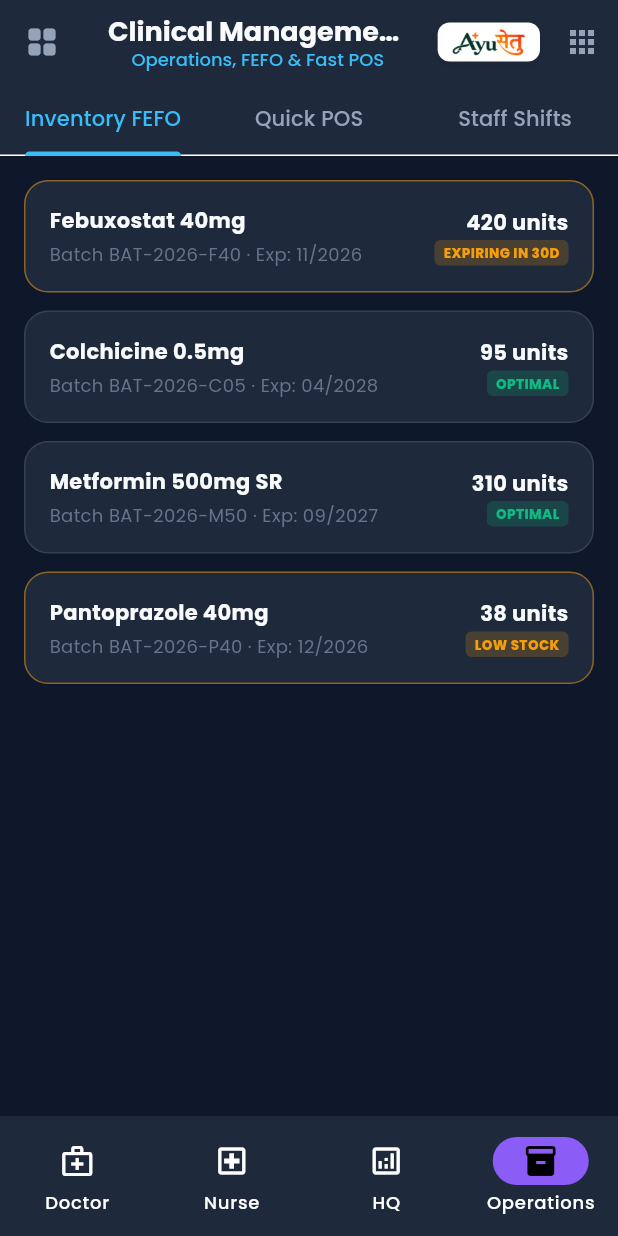
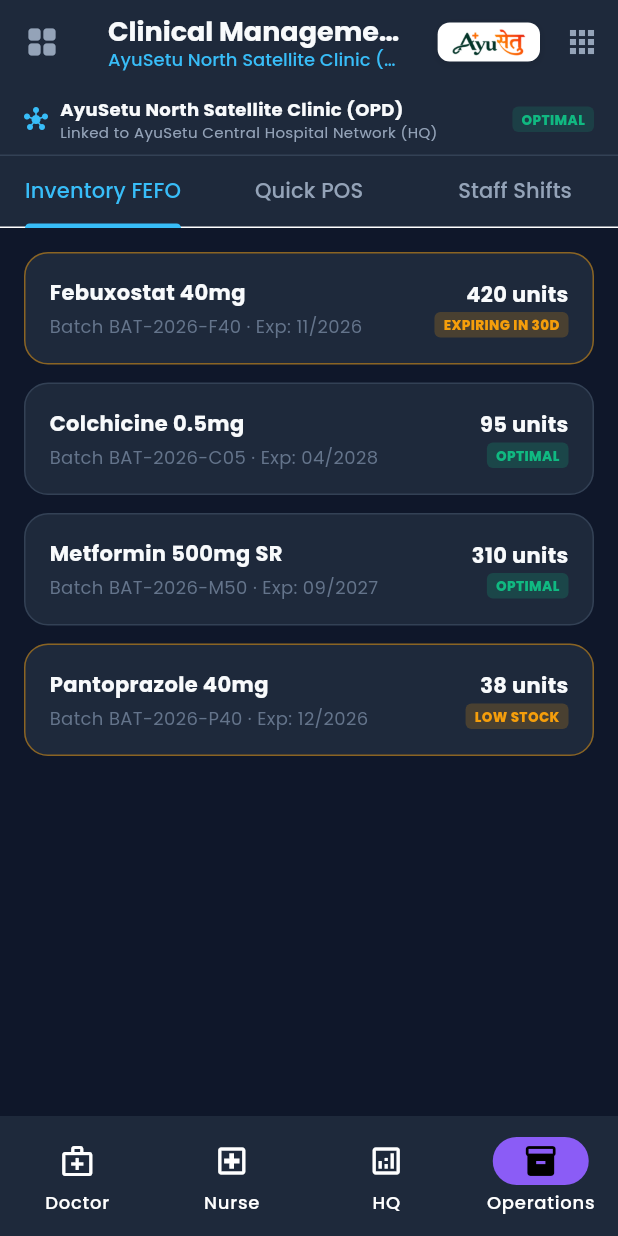
Before and after one commit to potlasrisharan/hackshift-sudarshan, a Flutter app: the ClinicalManagementScreen screen opened by its route, on a phone screen of 412 x 824 dp. Run offline on Flutter 3.47's test engine with Material 3 defaults, Android fonts, the phone set to English and light mode, and no system bars; our stand-ins replace flutter_local_notifications, flutter_riverpod, flutter_timezone, go_router, google_fonts, timezone.

Commit message:
feat(hq-clinic): establish bidirectional drill-down and telemetry connection between HQ and satellite clinics

```diff
--- a/frontend/app/lib/core/router/app_router.dart
+++ b/frontend/app/lib/core/router/app_router.dart
@@ -93,7 +93,15 @@ final appRouter = GoRouter(
     ),
     GoRoute(
       path: "/clinical",
-      builder: (context, state) => const ClinicalManagementScreen(),
+      builder: (context, state) {
+        final extra = state.extra as Map<String, dynamic>?;
+        return ClinicalManagementScreen(
+          clinicId: state.uri.queryParameters["id"] ?? extra?["id"] as String?,
+          clinicName: state.uri.queryParameters["name"] ?? extra?["name"] as String?,
+          occupancy: state.uri.queryParameters["occupancy"] ?? extra?["occupancy"] as String?,
+          status: state.uri.queryParameters["status"] ?? extra?["status"] as String?,
+        );
+      },
     ),
     // Wellness & Longevity Innovations
     GoRoute(
--- a/frontend/app/lib/features/clinical_mgmt/presentation/screens/clinical_management_screen.dart
+++ b/frontend/app/lib/features/clinical_mgmt/presentation/screens/clinical_management_screen.dart
@@ -4,7 +4,18 @@ import "../../../../core/constants/app_strings.dart";
 import "../../../../core/widgets/app_scaffold_shell.dart";
 
 class ClinicalManagementScreen extends StatefulWidget {
-  const ClinicalManagementScreen({super.key});
+  final String? clinicId;
+  final String? clinicName;
+  final String? occupancy;
+  final String? status;
+
+  const ClinicalManagementScreen({
+    super.key,
+    this.clinicId,
+    this.clinicName,
+    this.occupancy,
+    this.status,
+  });
 
   @override
   State<ClinicalManagementScreen> createState() => _ClinicalManagementScreenState();
@@ -41,11 +52,61 @@ class _ClinicalManagementScreenState extends State<ClinicalManagementScreen> wit
 
   @override
   Widget build(BuildContext context) {
+    final String activeClinicName = widget.clinicName ?? "AyuSetu North Satellite Clinic (OPD)";
+    final String activeStatus = widget.status ?? "OPTIMAL";
+    final bool isHighLoad = activeStatus == "HIGH LOAD";
+
     return AppScaffoldShell(
       title: AppStrings.clinicalManagement,
-      subtitle: "Operations, FEFO & Fast POS",
+      subtitle: activeClinicName,
       child: Column(
         children: [
+          Container(
+            padding: const EdgeInsets.symmetric(horizontal: 16, vertical: 8),
+            decoration: const BoxDecoration(
+              color: AppColors.surface,
+              border: Border(bottom: BorderSide(color: AppColors.surfaceElevated)),
+            ),
+            child: Row(
+              children: [
+                const Icon(Icons.hub_rounded, size: 16, color: AppColors.primaryLight),
+                const SizedBox(width: 8),
+                Expanded(
+                  child: Column(
+                    crossAxisAlignment: CrossAxisAlignment.start,
+                    children: [
+                      Text(
+                        activeClinicName,
+                        style: const TextStyle(fontSize: 12, fontWeight: FontWeight.w700, color: AppColors.textPrimary),
+                        overflow: TextOverflow.ellipsis,
+                      ),
+                      const Text(
+                        "Linked to AyuSetu Central Hospital Network (HQ)",
+                        style: TextStyle(fontSize: 10, color: AppColors.textSecondary),
+                        overflow: TextOverflow.ellipsis,
+                      ),
+                    ],
+                  ),
+                ),
+                const SizedBox(width: 8),
+                Container(
+                  padding: const EdgeInsets.symmetric(horizontal: 6, vertical: 2),
+                  decoration: BoxDecoration(
+                    color: (isHighLoad ? AppColors.error : AppColors.success).withValues(alpha: 0.15),
+                    borderRadius: BorderRadius.circular(4),
+                  ),
+                  child: Text(
+                    activeStatus,
+                    style: TextStyle(
+                      fontSize: 9,
+                      fontWeight: FontWeight.w800,
+                      color: isHighLoad ? AppColors.error : AppColors.success,
+                    ),
+                  ),
+                ),
+              ],
+            ),
+          ),
           Container(
             color: AppColors.surface,
             child: TabBar(
--- a/frontend/app/lib/features/headquarters/presentation/screens/headquarters_screen.dart
+++ b/frontend/app/lib/features/headquarters/presentation/screens/headquarters_screen.dart
@@ -1,4 +1,5 @@
 import "package:flutter/material.dart";
+import "package:go_router/go_router.dart";
 import "../../../../core/constants/app_colors.dart";
 import "../../../../core/constants/app_strings.dart";
 import "../../../../core/widgets/app_scaffold_shell.dart";
@@ -7,9 +8,9 @@ class HeadquartersScreen extends StatelessWidget {
   const HeadquartersScreen({super.key});
 
   final List<Map<String, dynamic>> _clinics = const [
-    {"name": "AyuSetu Central Hospital Hub (HQ)", "occupancy": "88%", "revenue": "₹3,42,800", "patients": 218, "status": "OPTIMAL"},
-    {"name": "AyuSetu North Satellite Clinic (OPD)", "occupancy": "72%", "revenue": "₹1,18,500", "patients": 142, "status": "NORMAL"},
-    {"name": "AyuSetu South Satellite Clinic (Trauma)", "occupancy": "94%", "revenue": "₹4,20,900", "patients": 286, "status": "HIGH LOAD"},
+    {"id": "clinic-central-hq", "name": "AyuSetu Central Hospital Hub (HQ)", "occupancy": "88%", "revenue": "₹3,42,800", "patients": 218, "status": "OPTIMAL"},
+    {"id": "clinic-north-opd", "name": "AyuSetu North Satellite Clinic (OPD)", "occupancy": "72%", "revenue": "₹1,18,500", "patients": 142, "status": "NORMAL"},
+    {"id": "clinic-south-trauma", "name": "AyuSetu South Satellite Clinic (Trauma)", "occupancy": "94%", "revenue": "₹4,20,900", "patients": 286, "status": "HIGH LOAD"},
   ];
 
   @override
@@ -29,7 +30,7 @@ class HeadquartersScreen extends StatelessWidget {
               style: TextStyle(fontSize: 16, fontWeight: FontWeight.w700, color: AppColors.textPrimary),
             ),
             const SizedBox(height: 12),
-            _buildClinicsList(),
+            _buildClinicsList(context),
             const SizedBox(height: 20),
             _buildFinancialRunRateCard(),
             const SizedBox(height: 20),
@@ -97,11 +98,23 @@ class HeadquartersScreen extends StatelessWidget {
     );
   }
 
-  Widget _buildClinicsList() {
+  Widget _buildClinicsList(BuildContext context) {
     return Column(
       children: [
         for (final clinic in _clinics)
-          Container(
+          Material(
+            color: Colors.transparent,
+            child: InkWell(
+              onTap: () {
+                context.push("/clinical", extra: {
+                  "id": clinic["id"] as String,
+                  "name": clinic["name"] as String,
+                  "occupancy": clinic["occupancy"] as String,
+                  "status": clinic["status"] as String,
+                });
+              },
+              borderRadius: BorderRadius.circular(12),
+              child: Container(
                 margin: const EdgeInsets.only(bottom: 10),
                 padding: const EdgeInsets.all(14),
                 decoration: BoxDecoration(
@@ -115,9 +128,18 @@ class HeadquartersScreen extends StatelessWidget {
                       child: Column(
                         crossAxisAlignment: CrossAxisAlignment.start,
                         children: [
-                      Text(
-                        clinic["name"],
+                          Row(
+                            children: [
+                              Expanded(
+                                child: Text(
+                                  clinic["name"] as String,
                                   style: const TextStyle(fontSize: 14, fontWeight: FontWeight.w700, color: AppColors.textPrimary),
+                                  overflow: TextOverflow.ellipsis,
+                                ),
+                              ),
+                              const SizedBox(width: 6),
+                              const Icon(Icons.arrow_forward_ios_rounded, size: 12, color: AppColors.primaryLight),
+                            ],
                           ),
                           const SizedBox(height: 4),
                           Text(
@@ -127,11 +149,12 @@ class HeadquartersScreen extends StatelessWidget {
                         ],
                       ),
                     ),
+                    const SizedBox(width: 8),
                     Column(
                       crossAxisAlignment: CrossAxisAlignment.end,
                       children: [
                         Text(
-                      clinic["revenue"],
+                          clinic["revenue"] as String,
                           style: const TextStyle(fontSize: 14, fontWeight: FontWeight.w700, color: AppColors.pmjayGold),
                         ),
                         const SizedBox(height: 2),
@@ -144,7 +167,7 @@ class HeadquartersScreen extends StatelessWidget {
                             borderRadius: BorderRadius.circular(4),
                           ),
                           child: Text(
-                        clinic["status"],
+                            clinic["status"] as String,
                             style: TextStyle(
                               fontSize: 9,
                               fontWeight: FontWeight.w800,
@@ -155,6 +178,8 @@ class HeadquartersScreen extends StatelessWidget {
                       ],
                     ),
                   ],
+                ),
+              ),
             ),
           ),
       ],
```
Also changed, not shown: 2 other files. Lines whose indentation alone changed are shown as unchanged.
